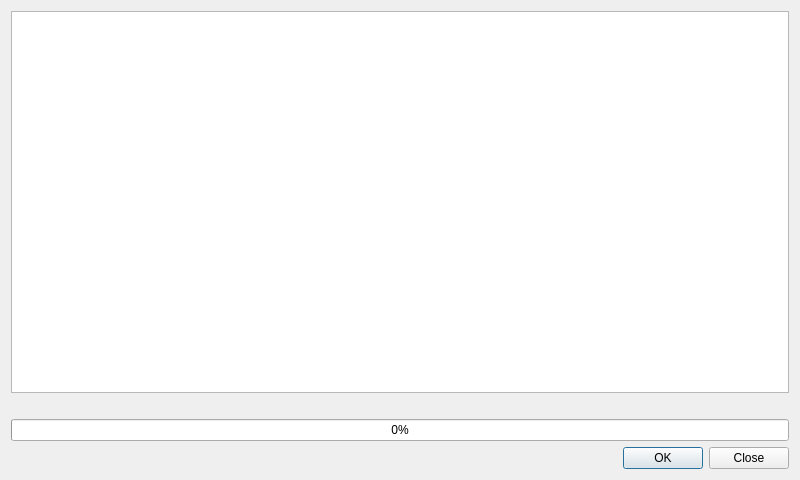
Before: the Qt Designer form src/plugins/qmldesigner/components/itemlibrary/itemlibraryassetimportdialog.ui in qt-creator/qt-creator, drawn with Qt 5.
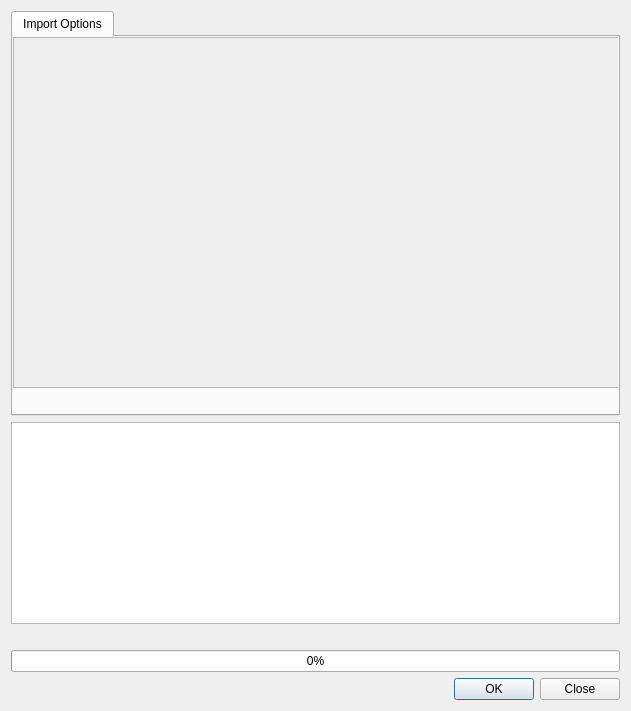
After: the same form once the commit is applied.

Commit message:
Add import options to asset import dialog
Available import options are queried from the importer and displayed
on the import dialog.

Fixes: QDS-1101

Diff of the .ui file:
```diff
--- a/src/plugins/qmldesigner/components/itemlibrary/itemlibraryassetimportdialog.ui
+++ b/src/plugins/qmldesigner/components/itemlibrary/itemlibraryassetimportdialog.ui
@@ -6,16 +6,84 @@
    <rect>
     <x>0</x>
     <y>0</y>
-    <width>800</width>
-    <height>480</height>
+    <width>631</width>
+    <height>711</height>
    </rect>
   </property>
   <property name="windowTitle">
    <string>Asset Import</string>
   </property>
   <layout class="QVBoxLayout" name="verticalLayout">
+   <item>
+    <widget class="QTabWidget" name="tabWidget">
+     <property name="sizePolicy">
+      <sizepolicy hsizetype="Expanding" vsizetype="Expanding">
+       <horstretch>0</horstretch>
+       <verstretch>2</verstretch>
+      </sizepolicy>
+     </property>
+     <property name="currentIndex">
+      <number>0</number>
+     </property>
+     <property name="tabBarAutoHide">
+      <bool>false</bool>
+     </property>
+     <widget class="QWidget" name="modelOptionsTab">
+      <attribute name="title">
+       <string>Import Options</string>
+      </attribute>
+      <widget class="QScrollArea" name="optionsArea">
+       <property name="geometry">
+        <rect>
+         <x>0</x>
+         <y>0</y>
+         <width>611</width>
+         <height>351</height>
+        </rect>
+       </property>
+       <property name="sizePolicy">
+        <sizepolicy hsizetype="Expanding" vsizetype="Expanding">
+         <horstretch>0</horstretch>
+         <verstretch>2</verstretch>
+        </sizepolicy>
+       </property>
+       <property name="horizontalScrollBarPolicy">
+        <enum>Qt::ScrollBarAsNeeded</enum>
+       </property>
+       <property name="widgetResizable">
+        <bool>false</bool>
+       </property>
+       <widget class="QWidget" name="optionsAreaContents">
+        <property name="geometry">
+         <rect>
+          <x>0</x>
+          <y>0</y>
+          <width>0</width>
+          <height>0</height>
+         </rect>
+        </property>
+        <property name="sizePolicy">
+         <sizepolicy hsizetype="Expanding" vsizetype="Expanding">
+          <horstretch>0</horstretch>
+          <verstretch>0</verstretch>
+         </sizepolicy>
+        </property>
+        <property name="autoFillBackground">
+         <bool>false</bool>
+        </property>
+       </widget>
+      </widget>
+     </widget>
+    </widget>
+   </item>
    <item>
     <widget class="QPlainTextEdit" name="plainTextEdit">
+     <property name="sizePolicy">
+      <sizepolicy hsizetype="Expanding" vsizetype="Expanding">
+       <horstretch>0</horstretch>
+       <verstretch>1</verstretch>
+      </sizepolicy>
+     </property>
      <property name="readOnly">
       <bool>true</bool>
      </property>
```
The commit also changes 4 other files.
